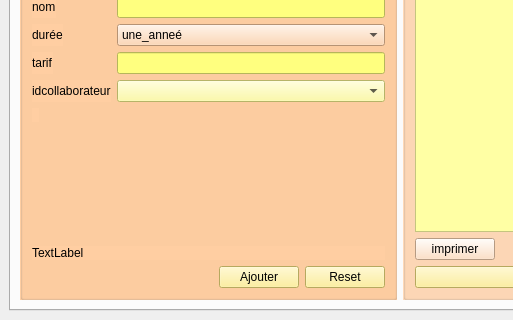
Qt form mainwindow.ui (saraelarbi/PlanResto) before a commit; both pictures show x 0 to 513 and y 280 to 600 of the 800 by 600 pixel window.
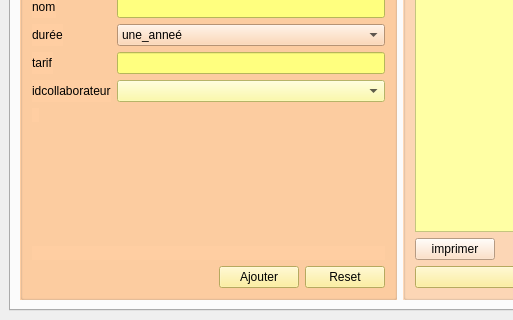
The same form after that commit. The open tabs and pages were chosen to show the change. Icons and pictures are not drawn.

What changed in the file:
```diff
--- a/mainwindow.ui
+++ b/mainwindow.ui
@@ -493,7 +493,7 @@
              <item>
               <widget class="QLabel" name="label_18">
                <property name="text">
-                <string>TextLabel</string>
+                <string/>
                </property>
               </widget>
              </item>
```
Left out of the diff: 2 changed lines with no effect on the pictures.
